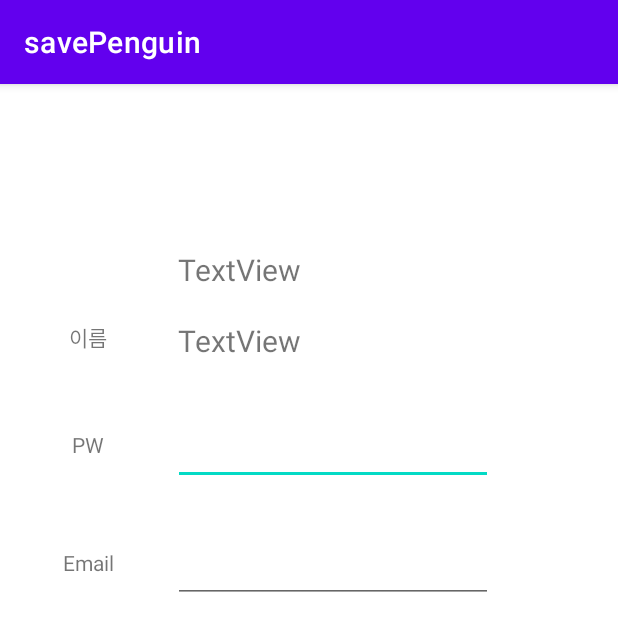
After one commit to savePenguin/savePenguin_android, an Android app: the MyPageActivity screen opened directly, with no data from a screen before it, on a phone screen of 412 x 824 dp. The commit adds this screen. Shown: the top 631 px of the screen. Run offline under Robolectric (Android 15) with nearby library versions, the phone set to English and light mode, and no system bars.

Commit message:
사이드바 구현 및 마이페이지 간략 구현

```diff
--- a/savePenguin/app/build.gradle
+++ b/savePenguin/app/build.gradle
@@ -40,4 +40,7 @@ dependencies {
     testImplementation 'junit:junit:4.+'
     androidTestImplementation 'androidx.test.ext:junit:1.1.3'
     androidTestImplementation 'androidx.test.espresso:espresso-core:3.4.0'
+
+    implementation "androidx.drawerlayout:drawerlayout:1.1.1"
+
 }
--- a/savePenguin/app/src/main/AndroidManifest.xml
+++ b/savePenguin/app/src/main/AndroidManifest.xml
@@ -24,6 +24,8 @@
         <activity android:name=".MainActivity"/>
         <activity android:name=".QRManagementActivity"/>
         <activity android:name=".CreateQRActivity"/>
+        <activity android:name=".MyPageActivity"/>
+
     </application>
 
 </manifest>
--- /dev/null
+++ b/savePenguin/app/src/main/java/com/example/savepenguin/MyPageActivity.java
@@ -0,0 +1,30 @@
+package com.example.savepenguin;
+
+import android.os.Bundle;
+import android.widget.EditText;
+import android.widget.TextView;
+
+import androidx.appcompat.app.AppCompatActivity;
+
+import com.example.savepenguin.account.SharedPreference;
+
+public class MyPageActivity extends AppCompatActivity {
+
+    private TextView text_userID, userPW;
+    private String userID;
+
+    @Override
+    protected void onCreate(Bundle savedInstanceState) {
+        super.onCreate(savedInstanceState);
+        setContentView(R.layout.activity_mypage);
+
+        userID = SharedPreference.getAttribute(getApplicationContext(), "userid");
+
+        text_userID = findViewById(R.id.text_id_mypage);
+        text_userID.setText(userID);
+
+
+
+    }
+
+}
--- a/savePenguin/app/src/main/java/com/example/savepenguin/account/LoginFragment.java
+++ b/savePenguin/app/src/main/java/com/example/savepenguin/account/LoginFragment.java
@@ -70,6 +70,7 @@ public class LoginFragment extends Fragment {
                     if (isAccountValid(data.users, id, pw)) {
                         Log.v("로그인 페이지", "로그인 버튼 성공");
 
+                        Log.v("로그인 페이지", "로그인 정보 가져오기");
                         SharedPreference.setAttribute(getContext(), "userid", id);
 
                         Intent intent = new Intent(getActivity(), MainActivity.class);
--- /dev/null
+++ b/savePenguin/app/src/main/res/drawable/ic_baseline_close_24.xml
@@ -0,0 +1,5 @@
+<vector android:height="24dp" android:tint="#FFFFFF"
+    android:viewportHeight="24" android:viewportWidth="24"
+    android:width="24dp" xmlns:android="http://schemas.android.com/apk/res/android">
+    <path android:fillColor="@android:color/white" android:pathData="M19,6.41L17.59,5 12,10.59 6.41,5 5,6.41 10.59,12 5,17.59 6.41,19 12,13.41 17.59,19 19,17.59 13.41,12z"/>
+</vector>
--- /dev/null
+++ b/savePenguin/app/src/main/res/drawable/ic_baseline_dehaze_24.xml
@@ -0,0 +1,5 @@
+<vector android:height="24dp" android:tint="#FFFFFF"
+    android:viewportHeight="24" android:viewportWidth="24"
+    android:width="24dp" xmlns:android="http://schemas.android.com/apk/res/android">
+    <path android:fillColor="@android:color/white" android:pathData="M2,15.5v2h20v-2L2,15.5zM2,10.5v2h20v-2L2,10.5zM2,5.5v2h20v-2L2,5.5z"/>
+</vector>
--- /dev/null
+++ b/savePenguin/app/src/main/res/drawable/ic_baseline_dehaze_48.xml
@@ -0,0 +1,5 @@
+<vector android:height="48dp" android:tint="#FFFFFF"
+    android:viewportHeight="24" android:viewportWidth="24"
+    android:width="48dp" xmlns:android="http://schemas.android.com/apk/res/android">
+    <path android:fillColor="@android:color/white" android:pathData="M2,15.5v2h20v-2L2,15.5zM2,10.5v2h20v-2L2,10.5zM2,5.5v2h20v-2L2,5.5z"/>
+</vector>
--- /dev/null
+++ b/savePenguin/app/src/main/res/layout/activity_mypage.xml
@@ -0,0 +1,111 @@
+<?xml version="1.0" encoding="utf-8"?>
+<androidx.constraintlayout.widget.ConstraintLayout xmlns:android="http://schemas.android.com/apk/res/android"
+    xmlns:app="http://schemas.android.com/apk/res-auto"
+    xmlns:tools="http://schemas.android.com/tools"
+    android:layout_width="match_parent"
+    android:layout_height="match_parent">
+
+    <TextView
+        android:id="@+id/text_id_mypage"
+        android:layout_width="62dp"
+        android:layout_height="23dp"
+        android:layout_marginStart="28dp"
+        android:text="ID"
+        android:textAlignment="center"
+        app:layout_constraintBottom_toBottomOf="parent"
+        app:layout_constraintStart_toStartOf="parent"
+        app:layout_constraintTop_toTopOf="parent"
+        app:layout_constraintVertical_bias="0.148" />
+
+    <TextView
+        android:id="@+id/text_name_mypage"
+        android:layout_width="61dp"
+        android:layout_height="27dp"
+        android:layout_marginStart="28dp"
+        android:text="@string/name"
+        android:textAlignment="center"
+        app:layout_constraintBottom_toBottomOf="parent"
+        app:layout_constraintStart_toStartOf="parent"
+        app:layout_constraintTop_toTopOf="parent"
+        app:layout_constraintVertical_bias="0.213" />
+
+    <TextView
+        android:id="@+id/text_pw_mypage"
+        android:layout_width="61dp"
+        android:layout_height="27dp"
+        android:layout_marginStart="28dp"
+        android:text="PW"
+        android:textAlignment="center"
+        app:layout_constraintBottom_toBottomOf="parent"
+        app:layout_constraintEnd_toStartOf="@+id/editText_pw_mypage"
+        app:layout_constraintHorizontal_bias="0.0"
+        app:layout_constraintStart_toStartOf="parent"
+        app:layout_constraintTop_toTopOf="parent"
+        app:layout_constraintVertical_bias="0.311" />
+
+    <EditText
+        android:id="@+id/editText_pw_mypage"
+        android:layout_width="wrap_content"
+        android:layout_height="wrap_content"
+        android:ems="10"
+        android:inputType="textPassword"
+        app:layout_constraintBottom_toBottomOf="parent"
+        app:layout_constraintEnd_toEndOf="parent"
+        app:layout_constraintHorizontal_bias="0.582"
+        app:layout_constraintStart_toStartOf="parent"
+        app:layout_constraintTop_toTopOf="parent"
+        app:layout_constraintVertical_bias="0.307" />
+
+    <EditText
+        android:id="@+id/editText_email_mypage"
+        android:layout_width="wrap_content"
+        android:layout_height="wrap_content"
+        android:ems="10"
+        android:inputType="textPersonName"
+        app:layout_constraintBottom_toBottomOf="parent"
+        app:layout_constraintEnd_toEndOf="parent"
+        app:layout_constraintHorizontal_bias="0.582"
+        app:layout_constraintStart_toStartOf="parent"
+        app:layout_constraintTop_toTopOf="parent"
+        app:layout_constraintVertical_bias="0.416" />
+
+    <TextView
+        android:id="@+id/text_email__mypage"
+        android:layout_width="60dp"
+        android:layout_height="30dp"
+        android:layout_marginStart="28dp"
+        android:text="@string/email"
+        android:textAlignment="center"
+        app:layout_constraintBottom_toBottomOf="parent"
+        app:layout_constraintEnd_toStartOf="@+id/editText_email_mypage"
+        app:layout_constraintHorizontal_bias="0.034"
+        app:layout_constraintStart_toStartOf="parent"
+        app:layout_constraintTop_toTopOf="parent"
+        app:layout_constraintVertical_bias="0.419" />
+
+    <TextView
+        android:id="@+id/editText_id__mypage"
+        android:layout_width="209dp"
+        android:layout_height="33dp"
+        android:text="TextView"
+        android:textSize="20sp"
+        app:layout_constraintBottom_toBottomOf="parent"
+        app:layout_constraintEnd_toEndOf="parent"
+        app:layout_constraintHorizontal_bias="0.584"
+        app:layout_constraintStart_toStartOf="parent"
+        app:layout_constraintTop_toTopOf="parent"
+        app:layout_constraintVertical_bias="0.15" />
+
+    <TextView
+        android:id="@+id/editText_name__mypage"
+        android:layout_width="209dp"
+        android:layout_height="35dp"
+        android:text="TextView"
+        android:textSize="20sp"
+        app:layout_constraintBottom_toBottomOf="parent"
+        app:layout_constraintEnd_toEndOf="parent"
+        app:layout_constraintHorizontal_bias="0.584"
+        app:layout_constraintStart_toStartOf="parent"
+        app:layout_constraintTop_toTopOf="parent"
+        app:layout_constraintVertical_bias="0.215" />
+</androidx.constraintlayout.widget.ConstraintLayout>
--- a/savePenguin/app/src/main/res/values/strings.xml
+++ b/savePenguin/app/src/main/res/values/strings.xml
@@ -10,6 +10,9 @@
     <string name="email">Email</string>
     <string name="validNumber">인증번호</string>
     <string name="submit">확인</string>
+    <string name="myPage">마이페이지</string>
+    <string name="penguinShop">펭Shop</string>
+    <string name="logout">로그아웃</string>
 
     <string name="hello_first_fragment">Hello first fragment</string>
     <string name="hello_second_fragment">Hello second fragment. Arg: %1$s</string>
```
Also changed, not shown: savePenguin/app/src/main/java/com/example/savepenguin/MainActivity.java (+94 -2 lines), savePenguin/app/src/main/res/layout/activity_main.xml (+33 -17 lines), savePenguin/app/src/main/res/layout/appbar.xml (added, +20 -0 lines), savePenguin/app/src/main/res/layout/appbar_header.xml (added, +18 -0 lines), savePenguin/app/src/main/res/layout/navbar.xml (added, +90 -0 lines).
